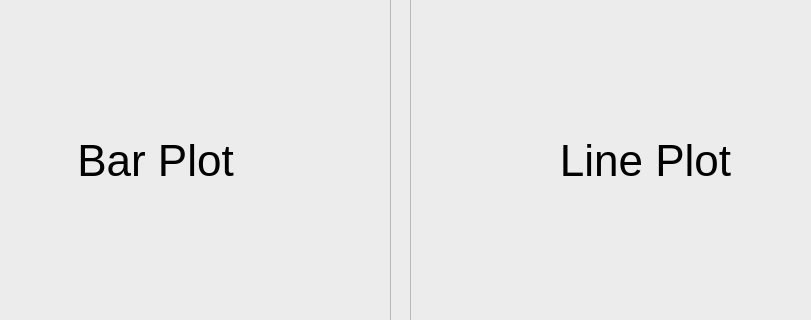
The window that src/admin_pc/graph_gui.ui (addinedu-ros-8th/deeplearning-repo-2) describes before a commit, drawn with Qt 5; both pictures show x 120 to 931 and y 285 to 605 of the 1048 by 717 pixel window.
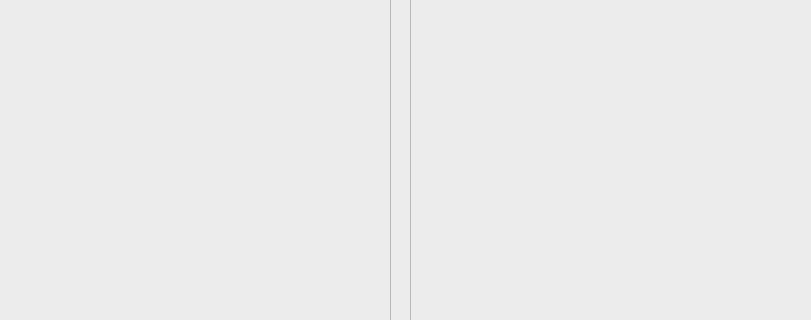
The same window after the commit.

Commit message: deleted the text in plot boxes

The edit to the form file:
```diff
--- a/src/admin_pc/graph_gui.ui
+++ b/src/admin_pc/graph_gui.ui
@@ -145,7 +145,7 @@
      <enum>QFrame::StyledPanel</enum>
     </property>
     <property name="text">
-     <string>Bar Plot</string>
+     <string/>
     </property>
     <property name="alignment">
      <set>Qt::AlignCenter</set>
@@ -169,7 +169,7 @@
      <enum>QFrame::StyledPanel</enum>
     </property>
     <property name="text">
-     <string>Line Plot</string>
+     <string/>
     </property>
     <property name="alignment">
      <set>Qt::AlignCenter</set>
```
